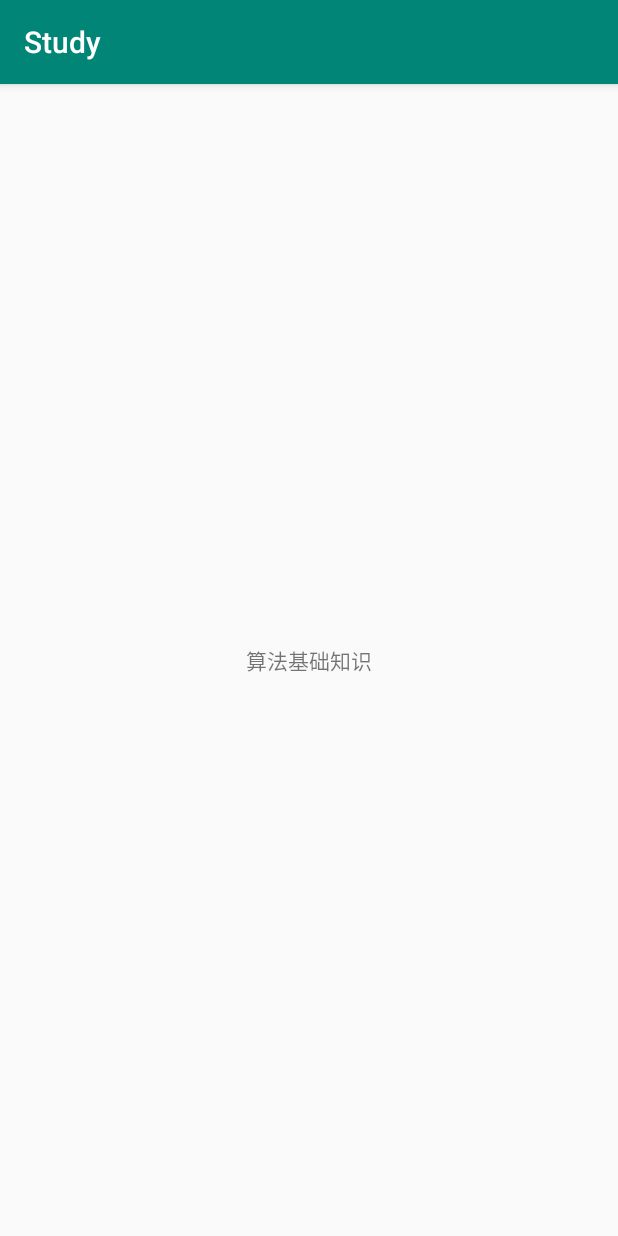
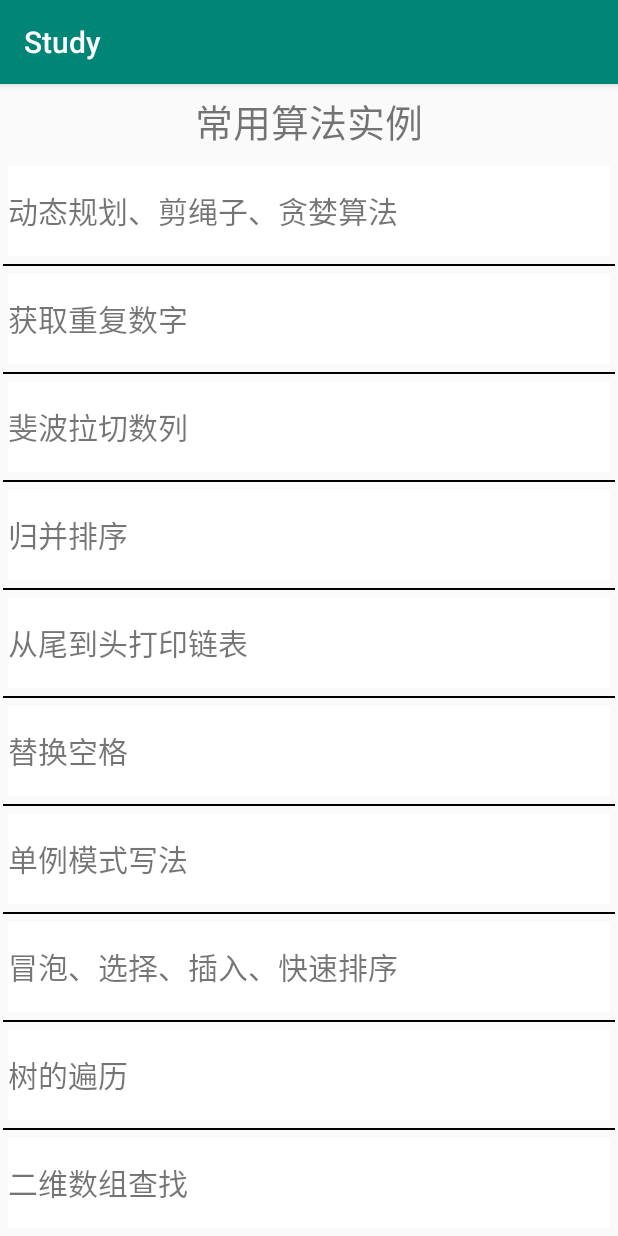
Before and after one commit to YinWuteng/StudyApp, an Android app: the AlgorithmActivity screen opened directly, with no data from a screen before it, on a phone screen of 412 x 824 dp. Run offline under Robolectric (Android 15) with nearby library versions, the phone set to English and light mode, and no system bars.

Commit message:
完成github中算法模块查看功能

```diff
--- a/app/src/main/AndroidManifest.xml
+++ b/app/src/main/AndroidManifest.xml
@@ -3,6 +3,7 @@
     xmlns:tools="http://schemas.android.com/tools"
     package="com.study">
 
+    <uses-permission android:name="android.permission.INTERNET" />
     <application
         android:name=".MyApplication"
         android:allowBackup="true"
@@ -40,6 +41,7 @@
         <activity
             android:name=".other.OtherActivity"
             android:screenOrientation="portrait" />
+        <activity android:name=".algorithm.AlgorithmWebActivity" />
     </application>
 
 </manifest>
--- a/app/src/main/java/com/study/algorithm/AlgorithmActivity.java
+++ b/app/src/main/java/com/study/algorithm/AlgorithmActivity.java
@@ -1,12 +1,43 @@
 package com.study.algorithm;
+
+import android.content.Intent;
+import android.support.v7.widget.LinearLayoutManager;
+import android.support.v7.widget.RecyclerView;
+import android.view.View;
 
 import com.study.R;
 import com.study.base.BaseActivity;
 
+import java.util.ArrayList;
+import java.util.List;
+
 /**
  * 算法
  */
-public class AlgorithmActivity extends BaseActivity {
+public class AlgorithmActivity extends BaseActivity implements AlgorithmAdapter.OnItemClickListener{
+   private List<String> webLabelUrls=new ArrayList<>();
+   private String[]   webUrls={
+           //动态规划
+           "https://github.com/YinWuteng/JavaAlgorithm/blob/master/src/CutRope.java",
+           //获取重复数字
+           "https://github.com/YinWuteng/JavaAlgorithm/blob/master/src/DuplicateNum.java",
+           //斐波拉切数列
+           "https://github.com/YinWuteng/JavaAlgorithm/blob/master/src/Fibonacci.java",
+           //归并排序
+           "https://github.com/YinWuteng/JavaAlgorithm/blob/master/src/MergeApp.java",
+           //从尾到头打印链表
+           "https://github.com/YinWuteng/JavaAlgorithm/blob/master/src/PrintListNode.java",
+           //替换空格
+           "https://github.com/YinWuteng/JavaAlgorithm/blob/master/src/ReplaceSpace.java",
+           //单例
+           "https://github.com/YinWuteng/JavaAlgorithm/blob/master/src/SingleTon.java",
+           //冒泡，插入，选择，快排
+           "https://github.com/YinWuteng/JavaAlgorithm/blob/master/src/SortSimple.java",
+           //数的遍历
+           "https://github.com/YinWuteng/JavaAlgorithm/blob/master/src/TreeTraversal.java",
+           //二维数组查找
+           "https://github.com/YinWuteng/JavaAlgorithm/blob/master/src/TwoArrayCheck.java"
+   };
     @Override
     protected int getLayoutId() {
         return R.layout.activity_arithmetic;
@@ -14,6 +45,35 @@ public class AlgorithmActivity extends BaseActivity {
 
     @Override
     protected void findId() {
+        //url添加标签
+        webLabelUrls.add("动态规划、剪绳子、贪婪算法");
+        webLabelUrls.add("获取重复数字");
+        webLabelUrls.add("斐波拉切数列");
+        webLabelUrls.add("归并排序");
+        webLabelUrls.add("从尾到头打印链表");
+        webLabelUrls.add("替换空格");
+        webLabelUrls.add("单例模式写法");
+        webLabelUrls.add("冒泡、选择、插入、快速排序");
+        webLabelUrls.add("树的遍历");
+        webLabelUrls.add("二维数组查找");
+        RecyclerView rvAlgorithm=findViewById(R.id.rv_algorithm);
+        AlgorithmAdapter algorithmAdapter = new AlgorithmAdapter(this, webLabelUrls);
+        //设置layoutManger为LinearLayoutManger
+        algorithmAdapter.setOnItemClickListener(this);
+        rvAlgorithm.setLayoutManager(new LinearLayoutManager(this));
+        rvAlgorithm.setAdapter(algorithmAdapter);
 
     }
+
+    @Override
+    public void onItemClick(View view, int position) {
+        Intent intent=new Intent();
+        switch (view.getId()){
+            case R.id.tv_web_url:
+                intent.setClass(this,AlgorithmWebActivity.class);
+                intent.putExtra("url",webUrls[position]);
+                startActivity(intent);
+                break;
+        }
+    }
 }
--- /dev/null
+++ b/app/src/main/java/com/study/algorithm/AlgorithmAdapter.java
@@ -0,0 +1,72 @@
+package com.study.algorithm;
+
+import android.content.Context;
+import android.support.annotation.NonNull;
+import android.support.v7.widget.RecyclerView;
+import android.view.View;
+import android.view.ViewGroup;
+import android.widget.TextView;
+
+import com.study.R;
+
+import java.util.List;
+
+public class AlgorithmAdapter extends RecyclerView.Adapter<AlgorithmAdapter.MyViewHolder> {
+    private List<String> webUrls;
+    private Context context;
+
+     void setOnItemClickListener(OnItemClickListener onItemClickListener) {
+        this.onItemClickListener = onItemClickListener;
+    }
+    public OnItemClickListener getOnItemClickListener() {
+        return onItemClickListener;
+    }
+
+    private OnItemClickListener onItemClickListener;
+     AlgorithmAdapter(Context context, List<String> list) {
+        this.context = context;
+        this.webUrls = list;
+    }
+
+    @NonNull
+    @Override
+    public MyViewHolder onCreateViewHolder(@NonNull ViewGroup parent, int viewType) {
+        View view = View.inflate(context, R.layout.item_algorithm, null);
+        return new MyViewHolder(view);
+    }
+
+    @Override
+    public void onBindViewHolder(@NonNull final MyViewHolder holder, int position) {
+        holder.tv_url.setText(webUrls.get(position));
+
+        //通过接口回调响应点击事件
+        holder.tv_url.setOnClickListener(new View.OnClickListener() {
+            @Override
+            public void onClick(View v) {
+                if (onItemClickListener!=null){
+                    onItemClickListener.onItemClick(v,holder.getAdapterPosition());
+                }
+            }
+        });
+    }
+
+    @Override
+    public int getItemCount() {
+        return webUrls.size();
+    }
+    static class MyViewHolder extends RecyclerView.ViewHolder {
+
+        TextView tv_url;
+
+        MyViewHolder(View itemView) {
+            super(itemView);
+            tv_url = itemView.findViewById(R.id.tv_web_url);
+        }
+    }
+    /**
+     * 设置点击回调接口
+     */
+    public interface  OnItemClickListener{
+        void onItemClick(View view,int position);
+    }
+}
--- /dev/null
+++ b/app/src/main/res/drawable/bg_web_item.xml
@@ -0,0 +1,9 @@
+<?xml version="1.0" encoding="utf-8"?>
+<selector xmlns:android="http://schemas.android.com/apk/res/android">
+    <item android:state_pressed="true">
+        <color android:color="@color/colorPrimary" />
+    </item>
+    <item>
+        <color android:color="@color/white" />
+    </item>
+</selector>
--- a/app/src/main/res/layout/activity_arithmetic.xml
+++ b/app/src/main/res/layout/activity_arithmetic.xml
@@ -2,9 +2,19 @@
 <RelativeLayout xmlns:android="http://schemas.android.com/apk/res/android"
     android:layout_width="match_parent" android:layout_height="match_parent">
 <TextView
+    android:id="@+id/tv_tab"
     android:layout_width="wrap_content"
     android:layout_height="wrap_content"
-    android:text="算法基础知识"
-    android:layout_centerInParent="true"
+    android:layout_marginTop="5dp"
+    android:layout_centerHorizontal="true"
+    android:textSize="25sp"
+    android:text="@string/algorithm_tab"
     />
+    <android.support.v7.widget.RecyclerView
+        android:id="@+id/rv_algorithm"
+        android:layout_width="match_parent"
+        android:layout_height="wrap_content"
+        android:layout_below="@+id/tv_tab"
+        android:layout_marginTop="5dp"
+        />
 </RelativeLayout>
--- /dev/null
+++ b/app/src/main/res/layout/item_algorithm.xml
@@ -0,0 +1,24 @@
+<?xml version="1.0" encoding="utf-8"?>
+<LinearLayout xmlns:android="http://schemas.android.com/apk/res/android"
+    android:layout_width="match_parent"
+    android:layout_height="match_parent"
+    android:orientation="vertical">
+
+    <TextView
+        android:id="@+id/tv_web_url"
+        android:layout_width="match_parent"
+        android:layout_height="60dp"
+        android:layout_margin="5dp"
+        android:gravity="center_vertical"
+        android:layout_marginStart="5dp"
+        android:background="@drawable/bg_web_item"
+        android:maxLines="1"
+        android:textSize="20sp" />
+
+    <View
+        android:layout_width="match_parent"
+        android:layout_height="1dp"
+        android:layout_marginStart="2dp"
+        android:layout_marginEnd="2dp"
+        android:background="@color/black" />
+</LinearLayout>
--- a/app/src/main/res/values/strings.xml
+++ b/app/src/main/res/values/strings.xml
@@ -11,4 +11,6 @@
     <string name="main_kotlin">Kotlin</string>
     <string name="main_arithemic">算法</string>
     <string name="main_other">其他</string>
+
+    <string name="algorithm_tab">常用算法实例</string>
 </resources>
```
Also changed, not shown: app/src/main/java/com/study/algorithm/AlgorithmWebActivity.java (added, +63 -0 lines), app/src/main/res/layout/activity_algorithm_web.xml (added, +16 -0 lines).
